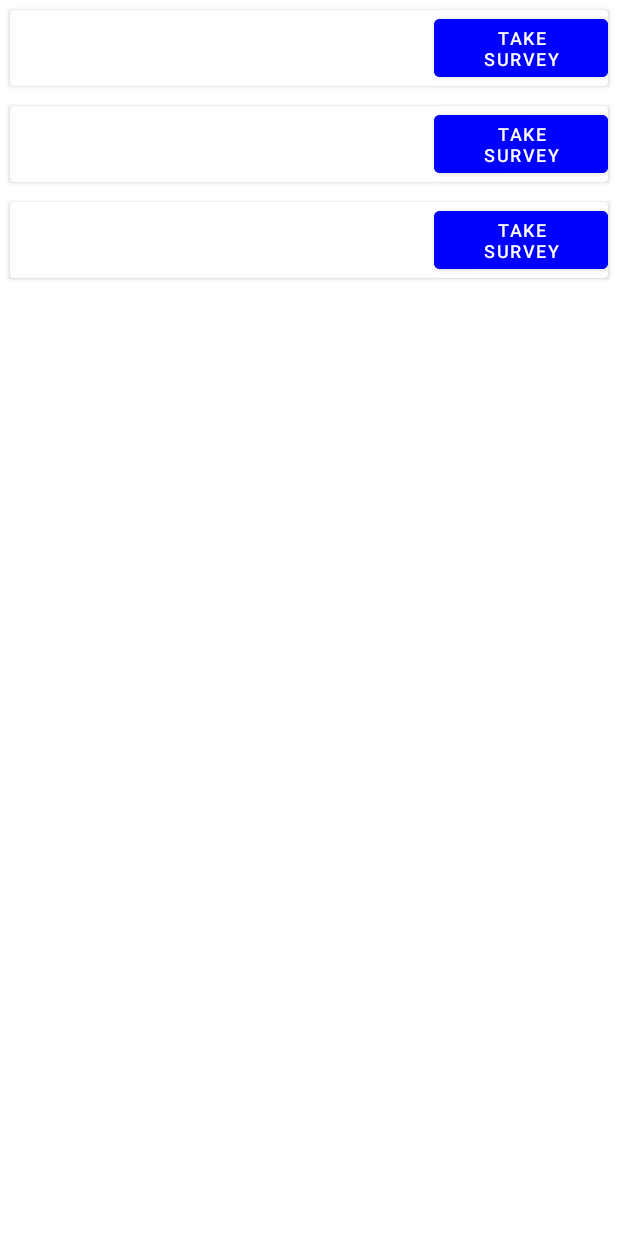
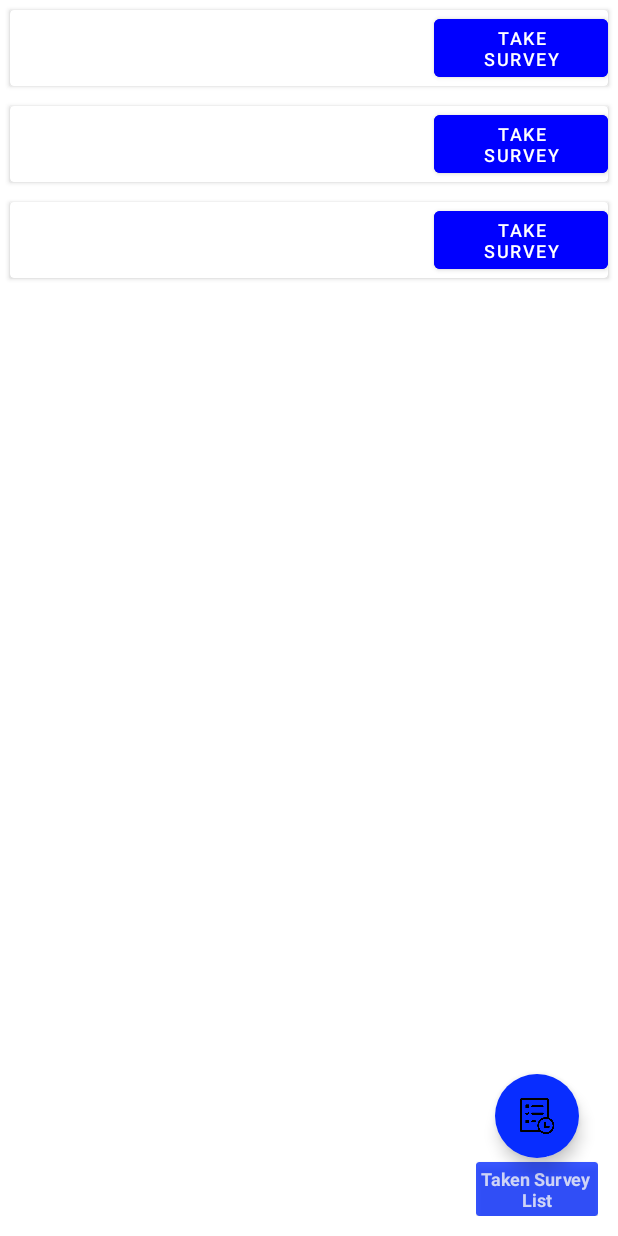
Before and after one commit to teamdevhubmobile/SurveyApp, an Android app: the layout activity_downloaded_survey.xml on its own in the app's theme, with its tools: preview values and no code run, on a phone screen of 412 x 824 dp. Run offline under Robolectric (Android 15) with nearby library versions, the phone set to English and light mode, and no system bars.

Commit message:
20/12/2022  latest code

```diff
--- a/app/src/main/java/com/example/surveyapp/HomeViewModel.kt
+++ b/app/src/main/java/com/example/surveyapp/HomeViewModel.kt
@@ -1,6 +1,7 @@
 package com.example.surveyapp
 
 import android.util.Log
+import android.widget.Toast
 import androidx.lifecycle.MutableLiveData
 import androidx.lifecycle.ViewModel
 import com.example.data.requests.UploadAnswerRequest
@@ -193,7 +194,7 @@ class HomeViewModel : ViewModel() {
 
       }, { error ->
         loaderLiveData.value = false
-        //    Toast.makeText(MainApplication.applicationInstance.baseContext,error.message, Toast.LENGTH_LONG).show()
+        Toast.makeText(MainApplication.applicationInstance, "You are Offline Please try again later", Toast.LENGTH_SHORT).show()
         Log.e("TAG32122", "ans : "+ error.message )
       })
   }
--- a/app/src/main/java/com/example/surveyapp/activity/TakenSurveyActivity.kt
+++ b/app/src/main/java/com/example/surveyapp/activity/TakenSurveyActivity.kt
@@ -4,6 +4,7 @@ import android.annotation.SuppressLint
 import android.content.SharedPreferences
 import android.os.Bundle
 import android.util.Log
+import android.widget.Toast
 import androidx.appcompat.app.AppCompatActivity
 import androidx.databinding.DataBindingUtil
 import androidx.lifecycle.Observer
--- a/app/src/main/java/com/example/surveyapp/adapter/OptionsRecyclerAdapter.kt
+++ b/app/src/main/java/com/example/surveyapp/adapter/OptionsRecyclerAdapter.kt
@@ -94,7 +94,7 @@ class OptionsRecyclerAdapter(var mList: ArrayList<OptionItem>, var context : Con
 
                     //  listenerPosition.opCheckListener(position)
 
-                    Toast.makeText(context, "1", Toast.LENGTH_SHORT).show()
+                   // Toast.makeText(context, "1", Toast.LENGTH_SHORT).show()
 
                     // Toast.makeText(context, "${holder.binding.checkbox.text.toString()}", Toast.LENGTH_SHORT).show()
 
@@ -147,7 +147,7 @@ class OptionsRecyclerAdapter(var mList: ArrayList<OptionItem>, var context : Con
                     listener.onOptionClick(mList[position], qId)
                     // listenerPosition.opCheckListener(position)
                     // Toast.makeText(context, "${holder.binding.checkbox.text.toString()}", Toast.LENGTH_SHORT).show()
-                    Toast.makeText(context, "2", Toast.LENGTH_SHORT).show()
+                    //Toast.makeText(context, "2", Toast.LENGTH_SHORT).show()
 
                     //   }else if(!type.equals("2")){
 
--- /dev/null
+++ b/app/src/main/res/drawable/ic_baseline_history_24.xml
@@ -0,0 +1,5 @@
+<vector android:height="24dp" android:tint="#FFFFFF"
+    android:viewportHeight="24" android:viewportWidth="24"
+    android:width="24dp" xmlns:android="http://schemas.android.com/apk/res/android">
+    <path android:fillColor="@android:color/white" android:pathData="M13,3c-4.97,0 -9,4.03 -9,9L1,12l3.89,3.89 0.07,0.14L9,12L6,12c0,-3.87 3.13,-7 7,-7s7,3.13 7,7 -3.13,7 -7,7c-1.93,0 -3.68,-0.79 -4.94,-2.06l-1.42,1.42C8.27,19.99 10.51,21 13,21c4.97,0 9,-4.03 9,-9s-4.03,-9 -9,-9zM12,8v5l4.28,2.54 0.72,-1.21 -3.5,-2.08L13.5,8L12,8z"/>
+</vector>
--- a/app/src/main/res/layout/activity_downloaded_survey.xml
+++ b/app/src/main/res/layout/activity_downloaded_survey.xml
@@ -4,7 +4,7 @@
     <data class="SettingsActivityBinding">
 
     </data>
-<LinearLayout xmlns:android="http://schemas.android.com/apk/res/android"
+<RelativeLayout xmlns:android="http://schemas.android.com/apk/res/android"
     xmlns:app="http://schemas.android.com/apk/res-auto"
     xmlns:tools="http://schemas.android.com/tools"
     android:layout_width="match_parent"
@@ -12,6 +12,10 @@
     tools:context=".activity.DownloadedSurveyActivity"
     android:orientation="vertical">
 
+    <LinearLayout
+        android:layout_width="match_parent"
+        android:layout_height="match_parent"
+        android:orientation="vertical">
 
         <androidx.recyclerview.widget.RecyclerView
             android:id="@+id/downloaded_recycler"
@@ -22,6 +26,53 @@
 
         </androidx.recyclerview.widget.RecyclerView>
 
+    </LinearLayout>
+
+    <LinearLayout
+        android:layout_width="wrap_content"
+        android:layout_height="wrap_content"
+        android:orientation="vertical"
+        android:layout_alignParentBottom="true"
+        android:layout_alignParentRight="true"
+        android:layout_margin="@dimen/_10sdp"
+        android:gravity="center">
+
+      <com.google.android.material.floatingactionbutton.FloatingActionButton
+          android:id="@+id/fab_btn"
+          android:layout_width="wrap_content"
+          android:layout_height="wrap_content"
+          android:src="@drawable/takenlist"
+          android:background="@color/blue"
+          app:backgroundTint="@color/blue"
+          app:borderWidth="@dimen/_minus1sdp"
+          android:layout_margin="@dimen/_2sdp"/>
+
+        <androidx.cardview.widget.CardView
+            android:layout_width="wrap_content"
+            android:layout_height="wrap_content"
+            app:cardBackgroundColor="@color/blue"
+            android:alpha="0.8">
+
+            <TextView
+                android:id="@+id/txt"
+                android:layout_width="wrap_content"
+                android:layout_height="wrap_content"
+                android:gravity="center"
+                android:textColor="@color/white"
+                android:textStyle="bold"
+                android:textSize="@dimen/_9sdp"
+                android:text="Taken Survey \nList"
+                android:padding="@dimen/_2sdp"
+                android:alpha="0.8"
+                android:elevation="@dimen/_15sdp"/>
+
+
+        </androidx.cardview.widget.CardView>
+
+
 
     </LinearLayout>
+
+
+        </RelativeLayout>
     </layout>
--- a/app/src/main/res/layout/activity_teken_survey.xml
+++ b/app/src/main/res/layout/activity_teken_survey.xml
@@ -19,7 +19,9 @@
         android:layout_width="match_parent"
         android:layout_height="wrap_content"
         app:layoutManager="androidx.recyclerview.widget.LinearLayoutManager"
-        tools:listitem="@layout/item_downloaded_survey_list"/>
+        tools:listitem="@layout/item_downloaded_survey_list"
+        app:stackFromEnd="true"
+        app:reverseLayout="true"/>
 
 
 </RelativeLayout>
--- a/app/src/main/res/layout/fragment_survey_list.xml
+++ b/app/src/main/res/layout/fragment_survey_list.xml
@@ -23,7 +23,8 @@
                 android:layout_width="match_parent"
                 android:layout_height="wrap_content"
                 app:layoutManager="androidx.recyclerview.widget.LinearLayoutManager"
-                tools:listitem="@layout/item_survey_list" />
+                tools:listitem="@layout/item_survey_list"
+                />
 
         </LinearLayout>
 
@@ -39,8 +40,9 @@
             android:layout_width="wrap_content"
             android:layout_height="wrap_content"
             android:layout_alignParentBottom="true"
+            android:layout_marginLeft="@dimen/_10sdp"
             android:layout_marginBottom="@dimen/_50sdp"
-            android:layout_marginLeft="@dimen/_10sdp" />
+            android:visibility="gone"/>
 
 </RelativeLayout>
 </layout>
--- a/app/src/main/res/values/colors.xml
+++ b/app/src/main/res/values/colors.xml
@@ -7,4 +7,5 @@
     <color name="teal_700">#FF018786</color>
     <color name="black">#FF000000</color>
     <color name="white">#FFFFFFFF</color>
+    <color name="blue">#082DFF</color>
 </resources>
```
Also changed, not shown: app/src/main/java/com/example/surveyapp/activity/DownloadedSurveyActivity.kt (+18 -14 lines), app/src/main/java/com/example/surveyapp/adapter/DownloadedSurveyListRecyclerAdapter.kt (+15 -1 lines), app/src/main/res/drawable/taken_list.png (added), app/src/main/res/drawable/takenlist.png (added). Lines whose indentation alone changed are shown as unchanged.
